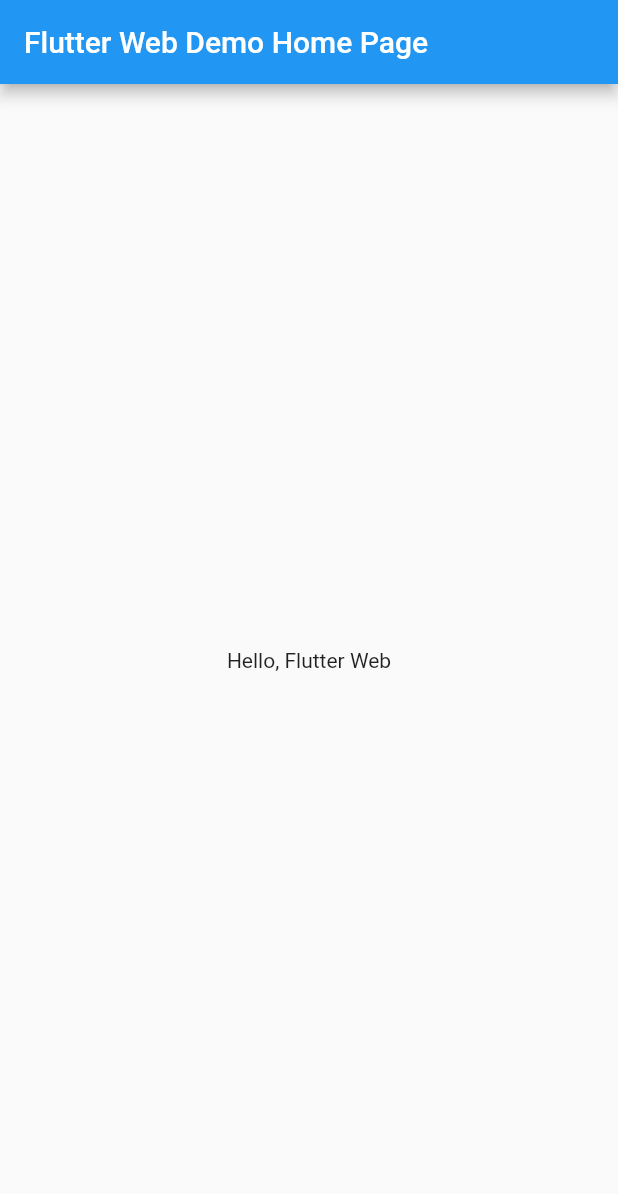
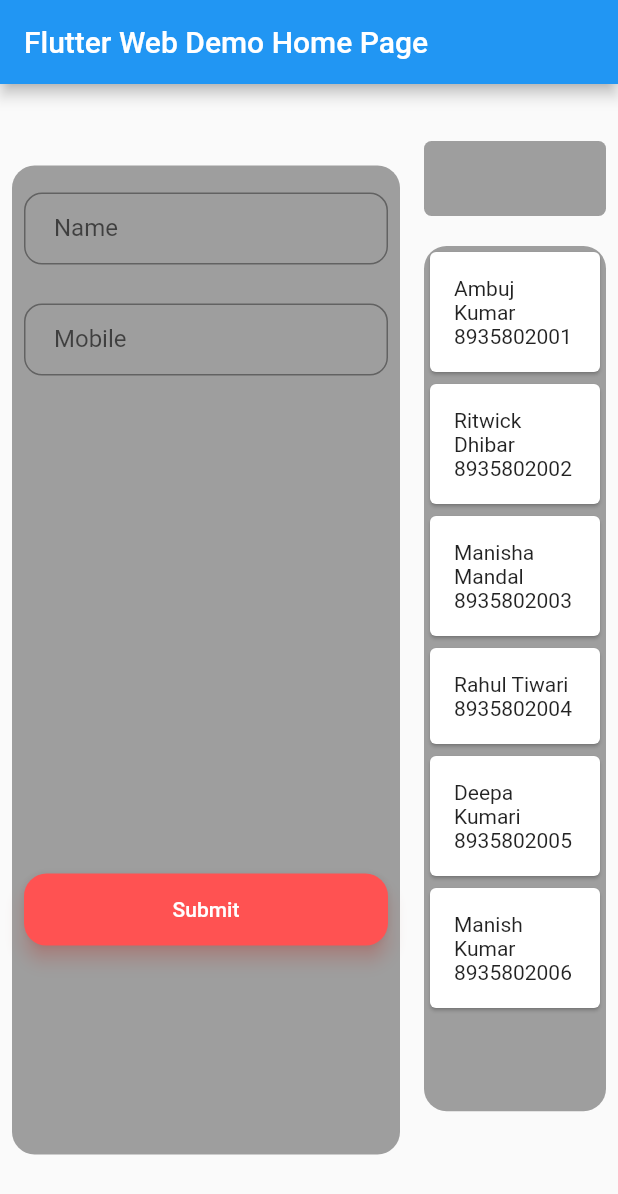
Before and after one commit to AmbujaAK/flutter_web, a Flutter app: the screen it shows after launch, on a phone screen of 412 x 824 dp. Shown: the top 1194 px of the screen. Run offline on Flutter 3.47's test engine with Material 2 defaults, Android fonts, the light colour scheme and no system bars; missing offline and left inert: dart:html, flutter_web.

Commit message:
model ready

```diff
--- /dev/null
+++ b/lib/data.dart
@@ -0,0 +1,18 @@
+class User {
+  final String name;
+  final String mobile;
+
+  User({
+    this.mobile,
+    this.name
+  });
+}
+
+var data = [
+  User(name:'Ambuj Kumar',mobile:'8935802001'),
+  User(name:'Ritwick Dhibar',mobile:'8935802002'),
+  User(name:'Manisha Mandal',mobile:'8935802003'),
+  User(name:'Rahul Tiwari',mobile:'8935802004'),
+  User(name:'Deepa Kumari',mobile:'8935802005'),
+  User(name:'Manish Kumar',mobile:'8935802006'),
+];
--- /dev/null
+++ b/lib/left_container.dart
@@ -0,0 +1,92 @@
+import 'dart:html';
+
+import 'package:flutter_web/material.dart';
+
+class LeftContainer extends StatefulWidget {
+
+  @override
+  _LeftContainerState createState() => _LeftContainerState();
+}
+
+class _LeftContainerState extends State<LeftContainer> {
+  TextEditingController name = new TextEditingController();
+  TextEditingController mobile = new TextEditingController();
+
+  @override
+  Widget build(BuildContext context){
+    double _height = MediaQuery.of(context).size.height;
+
+    final usernameApp = TextFormField(
+      autofocus: false,
+      controller: name,
+      decoration: InputDecoration(
+        labelText: 'Name',
+        hintText: 'Name',
+        contentPadding: EdgeInsets.fromLTRB(20.0, 10.0, 20.0, 10.0),
+        border: OutlineInputBorder(
+          borderRadius: BorderRadius.circular(12.0),
+        ),
+      )
+    );
+
+    final mobileApp = TextFormField(
+      autofocus: false,
+      controller: mobile,
+      decoration: InputDecoration(
+        labelText: 'Mobile',
+        hintText: 'Mobile',
+        contentPadding: EdgeInsets.fromLTRB(20.0, 10.0, 20.0, 10.0),
+        border: OutlineInputBorder(
+          borderRadius: BorderRadius.circular(12.0),
+        ),
+      )
+    );
+
+    final submitApp =Padding(
+      padding: EdgeInsets.symmetric(vertical: 16.0),
+      child: Material(
+        borderRadius: BorderRadius.circular(15.0),
+        shadowColor: Colors.redAccent.shade100,
+        color: Colors.redAccent,
+        elevation: 5.0,
+        child: MaterialButton(
+          minWidth: 900.0,
+          height: 42.0,
+          onPressed: (){},
+          child: Text('Submit', style: TextStyle(color: Colors.white)),
+        ),
+      ),
+    );
+
+    return Padding(
+      padding: const EdgeInsets.all(8.0),
+      child: Container(
+        height: _height * 0.8,
+        width: 600.0,
+        decoration: BoxDecoration(
+          color: Colors.grey,
+          borderRadius: BorderRadius.all(Radius.circular(15))
+        ),
+        child: Column(
+          children: <Widget>[
+            SizedBox(height: 10),
+            Padding(
+              padding: const EdgeInsets.all(8.0),
+              child: usernameApp,
+            ),
+            SizedBox(height: 10),
+            Padding(
+              padding: const EdgeInsets.all(8.0),
+              child: mobileApp,
+            ),
+            SizedBox(height: 300),
+            Padding(
+              padding: const EdgeInsets.all(8.0),
+              child: submitApp,
+            )
+          ],
+        ),
+      ),
+    );
+  }
+}
--- a/lib/main.dart
+++ b/lib/main.dart
@@ -1,4 +1,6 @@
 import 'package:flutter_web/material.dart';
+import 'package:flutter_web_demo/left_container.dart';
+import 'package:flutter_web_demo/right_container.dart';
 
 void main() => runApp(MyApp());
 
@@ -26,15 +28,18 @@ class MyHomePage extends StatelessWidget {
       appBar: AppBar(
         title: Text(title),
       ),
-      body: Center(
-        child: Column(
-          mainAxisAlignment: MainAxisAlignment.center,
-          children: <Widget>[
-            Text(
-              'Hello, Flutter Web',
-            ),
-          ],
-        ),
+      body: Row(
+        mainAxisAlignment: MainAxisAlignment.center,
+        children: <Widget>[
+          Expanded(
+            flex: 2,
+            child: LeftContainer(),
+          ),
+          Expanded(
+            flex: 1,
+            child: RightContainer(),
+          )
+        ],
       ), // This trailing comma makes auto-formatting nicer for build methods.
     );
   }
--- /dev/null
+++ b/lib/right_container.dart
@@ -0,0 +1,47 @@
+import 'dart:html';
+import 'package:flutter_web/material.dart';
+import 'data.dart';
+
+class RightContainer extends StatelessWidget {
+
+  @override
+  Widget build(BuildContext context){
+    double _height = MediaQuery.of(context).size.height;
+
+    return Padding(
+      padding: const EdgeInsets.all(8.0),
+      child: Column(
+        children: <Widget>[
+          SizedBox(height: 30),
+          Container(
+            height: 50,
+            decoration: BoxDecoration(
+              color: Colors.grey,
+              borderRadius: BorderRadius.all(Radius.circular(5))
+            ),
+          ),
+          SizedBox(height: 20),
+          Container(
+            height: _height * 0.7,
+            width: 600.0,
+            decoration: BoxDecoration(
+              color: Colors.grey,
+              borderRadius: BorderRadius.all(Radius.circular(15))
+            ),
+            child: ListView.builder(
+              itemCount: data.length,
+              itemBuilder: (context,index){
+                return Card(
+                  child: Padding(
+                    padding: const EdgeInsets.all(16.0),
+                    child: Text(data[index].name + '  ' + data[index].mobile)
+                  ),
+                );
+              },
+            ),
+          ),
+        ],
+      ),
+    );
+  }
+}
--- /dev/null
+++ b/lib/userItem.dart
@@ -0,0 +1,23 @@
+import 'package:flutter_web/material.dart';
+
+class UserItem extends StatelessWidget {
+  @override
+  Widget build(BuildContext context) {
+
+    final list = Padding(
+      padding: EdgeInsets.symmetric(vertical: 16.0),
+      child: Material(
+        borderRadius: BorderRadius.circular(15.0),
+        shadowColor: Colors.redAccent.shade100,
+        color: Colors.redAccent,
+        elevation: 5.0,
+        child: Container(
+          child: Text('data'),
+        )
+      ),
+    );
+
+    return list;
+  }
+
+}
```
Also changed, not shown: 1 other file.
